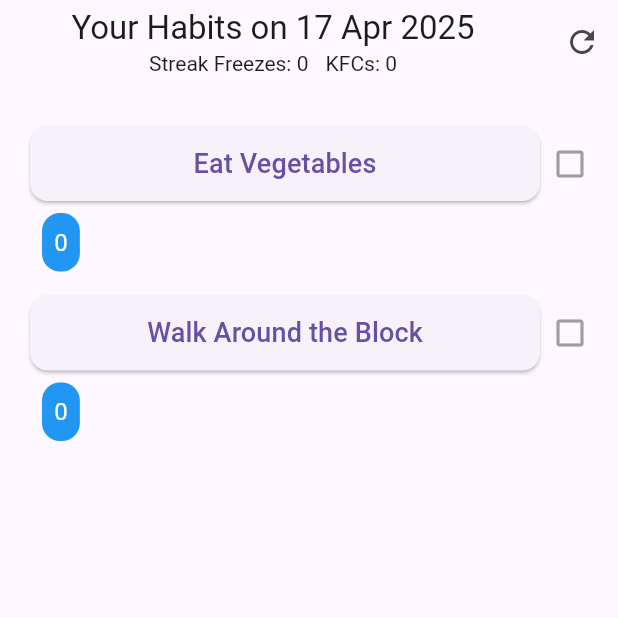
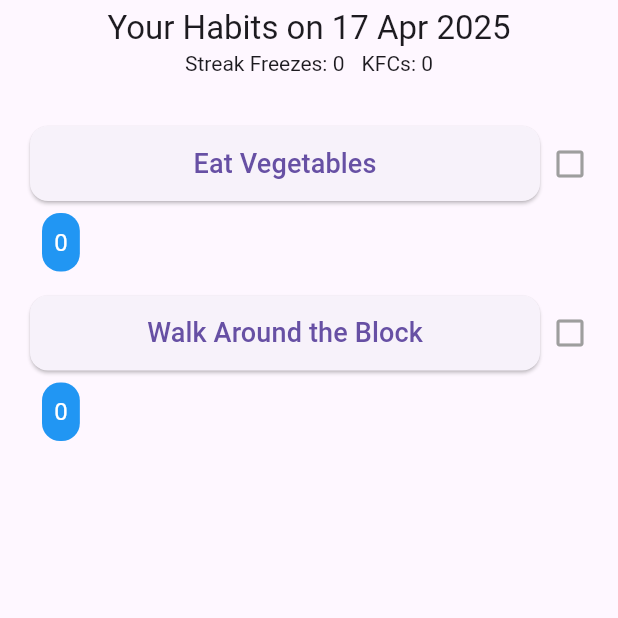
Before and after one commit to stootoon/habit-tracker, a Flutter app: the screen it shows after launch, on a phone screen of 412 x 824 dp, the top half of it. Run offline on Flutter 3.47's test engine with Material 3 defaults, Android fonts, the phone set to English and light mode, and no system bars; our stand-ins replace audioplayers, cloud_firestore, confetti, firebase_core; accounts and stored records are empty; generated files the repository leaves out were written again.

Commit message:
Removed reset button from release build.

```diff
--- a/lib/main.dart
+++ b/lib/main.dart
@@ -552,17 +552,18 @@ Widget build(BuildContext context) {
       ),
       centerTitle: true,
       actions: [
-        if (kDebugMode)
+        if (kDebugMode) ...[
           IconButton(
             icon: const Icon(Icons.skip_next),
             onPressed: progressToNextDay,
             tooltip: "Progress to next day",
           ),
-        IconButton(
-          icon: const Icon(Icons.refresh),
-          onPressed: resetStreaks,
-          tooltip: "Reset all streaks",
-        ),
+          IconButton(
+            icon: const Icon(Icons.refresh),
+            onPressed: resetStreaks,
+            tooltip: "Reset all streaks",
+          ),
+        ],
       ],
     ),
       body: Center(
--- a/pubspec.yaml
+++ b/pubspec.yaml
@@ -16,7 +16,7 @@ publish_to: 'none' # Remove this line if you wish to publish to pub.dev
 # https://developer.apple.com/library/archive/documentation/General/Reference/InfoPlistKeyReference/Articles/CoreFoundationKeys.html
 # In Windows, build-name is used as the major, minor, and patch parts
 # of the product and file versions while build-number is used as the build suffix.
-version: 1.0.0+1
+version: 1.0.2+2
 
 environment:
   sdk: ^3.7.2
```
Also changed, not shown: 9 other files.
